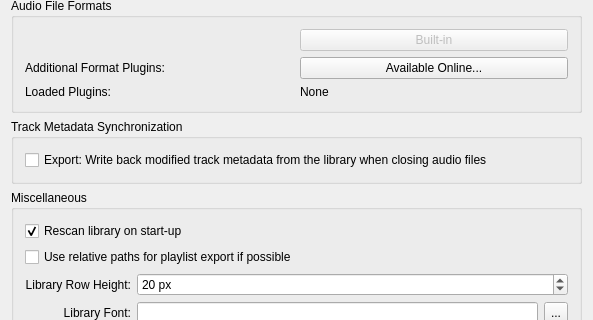
Qt form src/preferences/dialog/dlgpreflibrarydlg.ui (mixxxdj/mixxx) before a commit; both pictures show x 0 to 593 and y 158 to 478 of the 593 by 828 pixel window.
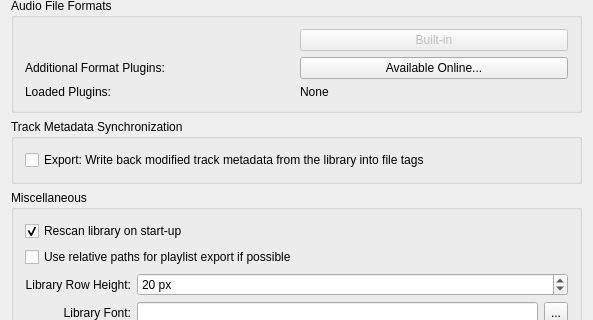
The same form after that commit.

Commit message:
Inform the user how exporting of track metadata works
...without getting into details.

Diff of the .ui file:
```diff
--- a/src/preferences/dialog/dlgpreflibrarydlg.ui
+++ b/src/preferences/dialog/dlgpreflibrarydlg.ui
@@ -169,7 +169,7 @@
       <item row="0" column="0" colspan="2">
        <widget class="QCheckBox" name="checkBox_SyncTrackMetadataExport">
         <property name="text">
-         <string>Export: Write back modified track metadata from the library when closing audio files</string>
+         <string>Export: Write back modified track metadata from the library into file tags</string>
         </property>
        </widget>
       </item>
```
The commit also changes 3 other files.
